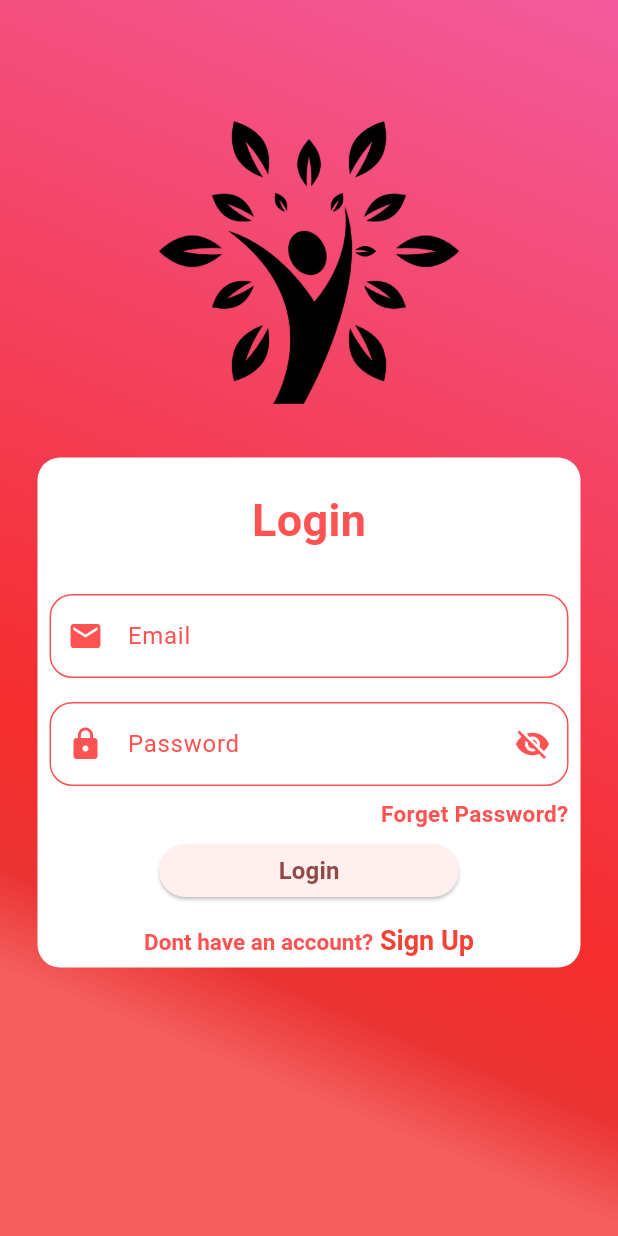
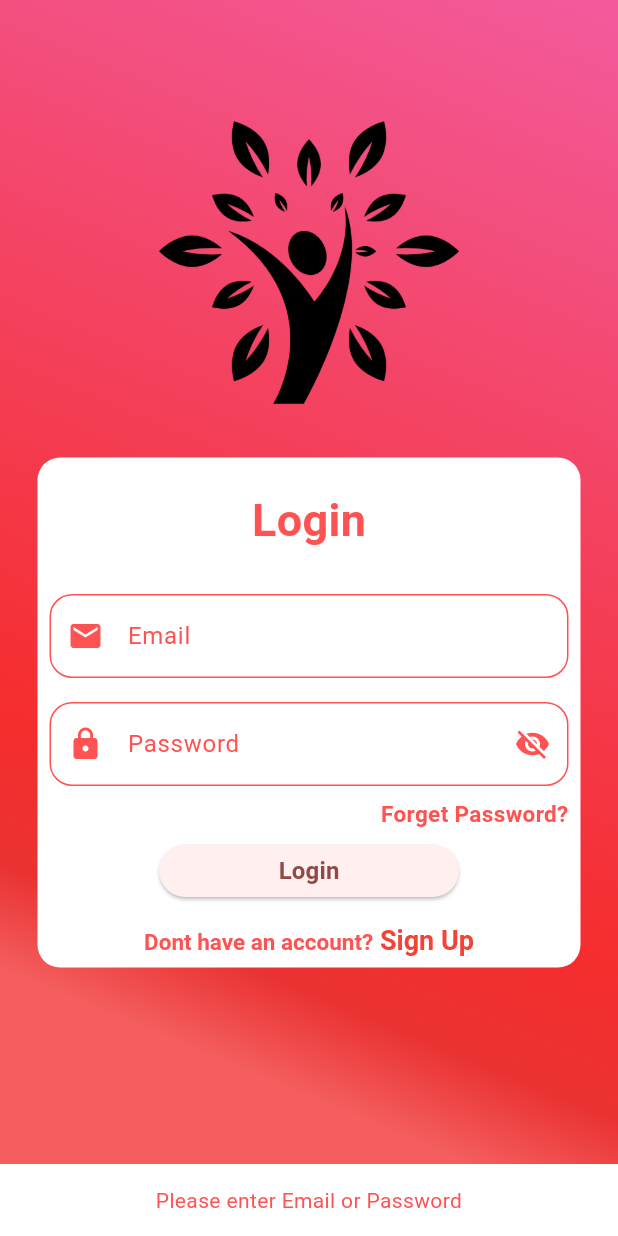
Before and after one commit to SaadAkram200/API_Work, a Flutter app: the signInScreen screen opened directly, after a tap on "Login", on a phone screen of 412 x 824 dp. Run offline on Flutter 3.47's test engine with Material 2 defaults, Android fonts, the phone set to English and light mode, and no system bars; our stand-ins replace cloud_firestore, firebase_auth, firebase_core, firebase_storage, geocoding, google_maps_flutter and 1 more; accounts and stored records are empty.

Commit message:
setup the firebase auth for new user and saved its data into firebase firestore.

```diff
--- a/first_app/lib/screens/home_screen.dart
+++ b/first_app/lib/App/home_screen.dart
@@ -2,17 +2,13 @@ import 'package:flutter/material.dart';
 
 import '../widgets/reuseable_widgets.dart';
 
-void main() {
-  runApp(MyApp());
+class HomeScreen extends StatefulWidget {
+
+  @override
+  State<HomeScreen> createState() => _HomeScreenState();
 }
 
-class MyApp extends StatefulWidget {
-
-  @override
-  State<MyApp> createState() => _MyAppState();
-}
-
-class _MyAppState extends State<MyApp> {
+class _HomeScreenState extends State<HomeScreen> {
   TextEditingController _fnameTextcontroller=TextEditingController();
 
   TextEditingController _lnameTextcontroller=TextEditingController();
--- a/first_app/lib/App/signin_screen.dart
+++ b/first_app/lib/App/signin_screen.dart
@@ -1,3 +1,5 @@
+import 'package:firebase_auth/firebase_auth.dart';
+import 'package:first_app/App/home_screen.dart';
 import 'package:first_app/widgets/reuseable_widgets.dart';
 import 'package:flutter/gestures.dart';
 import 'package:flutter/material.dart';
@@ -5,10 +7,46 @@ import 'package:flutter/material.dart';
 class signInScreen extends StatefulWidget {
   @override
   State<StatefulWidget> createState() => _signInScreen();
-
 }
 
-class _signInScreen extends State<signInScreen>{
+class _signInScreen extends State<signInScreen> {
+
+  //Sign in function
+  Future signIn() async {
+
+    // checking if Textfields are empty
+    if (_emailTextcontroller.text == "" || _passwordTextcontroller.text == "") {
+      ScaffoldMessenger.of(context).showSnackBar(SnackBar(
+        duration: Duration(seconds: 2),
+        content: Text(
+          'Please enter Email or Password',
+          textAlign: TextAlign.center,
+          style: TextStyle(color: Colors.redAccent),
+        ),
+        backgroundColor: Colors.white,
+      ));
+    } else {
+      try {
+        await FirebaseAuth.instance.signInWithEmailAndPassword(
+            email: _emailTextcontroller.text,
+            password: _passwordTextcontroller.text);
+        Navigator.push(
+            context, MaterialPageRoute(builder: (context) => HomeScreen()));
+      } catch (e) {
+        ScaffoldMessenger.of(context).showSnackBar(SnackBar(
+          duration: Duration(seconds: 2),
+          content: Text(
+            'Incorrect Email or Password',
+            textAlign: TextAlign.center,
+            style: TextStyle(color: Colors.redAccent),
+          ),
+          backgroundColor: Colors.white,
+        ));
+      }
+    }
+  }
+
+  //text controllers
   TextEditingController _emailTextcontroller = TextEditingController();
   TextEditingController _passwordTextcontroller = TextEditingController();
 
@@ -36,15 +74,14 @@ class _signInScreen extends State<signInScreen>{
         // ),
         backgroundColor: Colors.transparent,
 
-
         body: SingleChildScrollView(
           child: Padding(
-            padding: const EdgeInsets.fromLTRB(25,25,25,0),
+            padding: const EdgeInsets.fromLTRB(25, 25, 25, 0),
             child: Column(
               children: [
                 //Logo
                 Padding(
-                  padding: const EdgeInsets.fromLTRB(0,50,0,30),
+                  padding: const EdgeInsets.fromLTRB(0, 50, 0, 30),
                   child: SizedBox(
                       width: 200,
                       height: 200,
@@ -56,21 +93,22 @@ class _signInScreen extends State<signInScreen>{
                   decoration: BoxDecoration(
                     borderRadius: BorderRadius.circular(15),
                     color: Colors.white,
-
                   ),
                   child: Column(
                     crossAxisAlignment: CrossAxisAlignment.center,
                     children: [
-
                       //Page name
                       Padding(
-                        padding: const EdgeInsets.fromLTRB(0,20,0,20),
-                        child: Text('Login',
+                        padding: const EdgeInsets.fromLTRB(0, 20, 0, 20),
+                        child: Text(
+                          'Login',
                           style: TextStyle(
                               fontSize: 30,
                               fontWeight: FontWeight.bold,
-                          color: Colors.redAccent),),
+                              color: Colors.redAccent),
                         ),
+                      ),
+
                       //Email TextFiled
                       reusableTextFields(
                           icon: Icons.mail,
@@ -89,24 +127,33 @@ class _signInScreen extends State<signInScreen>{
                       Align(
                         alignment: Alignment.centerRight,
                         child: Padding(
-                          padding: const EdgeInsets.fromLTRB(0,0,8,0),
-                          child: Text('Forget Password?',
+                          padding: const EdgeInsets.fromLTRB(0, 0, 8, 0),
+                          child: Text(
+                            'Forget Password?',
                             style: TextStyle(
                                 fontSize: 15,
                                 fontWeight: FontWeight.bold,
-                              color: Colors.redAccent),),
+                                color: Colors.redAccent),
+                          ),
                         ),
                       ),
 
                       // Login Button
                       Padding(
-                          padding: const EdgeInsets.fromLTRB(0,10,0,10),
+                        padding: const EdgeInsets.fromLTRB(0, 10, 0, 10),
                         child: SizedBox(
                           width: 200,
                           height: 35,
                           child: ElevatedButton(
-                            onPressed: (){},
-                            child: Text('Login',style: TextStyle(fontSize: 16,fontWeight: FontWeight.bold),)),
+                              onPressed: () {
+
+                                signIn();
+                              },
+                              child: Text(
+                                'Login',
+                                style: TextStyle(
+                                    fontSize: 16, fontWeight: FontWeight.bold),
+                              )),
                         ),
                       ),
 
@@ -133,9 +180,6 @@ class _signInScreen extends State<signInScreen>{
                               ]),
                         ),
                       ),
-
-
-
                     ],
                   ),
                 ),
--- /dev/null
+++ b/first_app/lib/App/user_model.dart
@@ -0,0 +1,36 @@
+import 'package:cloud_firestore/cloud_firestore.dart';
+
+class UserModel{
+
+//late String id;
+  late String username, email, password, id;
+  String? image;
+  UserModel({
+    required this.username,
+    required this.email,
+    required this.password,
+    required this.image,
+  });
+
+  UserModel.fromMap(Map<String, dynamic>data)
+  {
+    id = data["id"];
+    username = data['username'];
+    email = data['email'];
+    password = data['password'];
+    image = data['image'];
+  }
+
+  Map<String, dynamic>toMap(){
+    return{
+      "id": id,
+      'username': username,
+      'email': email,
+      'password': password,
+      'image': image,
+      'timestamp': Timestamp.now(),
+
+    };
+  }
+
+}
--- a/first_app/lib/main.dart
+++ b/first_app/lib/main.dart
@@ -13,8 +13,7 @@ import 'package:firebase_core/firebase_core.dart';
 
 void main()async {
   WidgetsFlutterBinding.ensureInitialized();
-  await Firebase.initializeApp(options: DefaultFirebaseOptions.currentPlatform,
-  );
+  await Firebase.initializeApp(options: DefaultFirebaseOptions.currentPlatform,);
 
   runApp(const MyApp());
 }
--- a/first_app/lib/widgets/reuseable_widgets.dart
+++ b/first_app/lib/widgets/reuseable_widgets.dart
@@ -133,7 +133,8 @@ class _reusableTextFieldsState extends State<reusableTextFields> {
 
                       setState(() {
                          showPassword = !showPassword;
-                        // widget.obscureText =false;
+
+                         //widget.obscureText =false;
 
                       });
                     },
@@ -148,7 +149,7 @@ class _reusableTextFieldsState extends State<reusableTextFields> {
                           ),
                   )
                 : null),
-        obscureText: widget.obscureText,
+        obscureText: widget.obscureText? !showPassword: showPassword,
         controller: widget.controller,
       ),
     );
--- a/first_app/pubspec.yaml
+++ b/first_app/pubspec.yaml
@@ -42,8 +42,9 @@ dependencies:
   google_maps_flutter: ^2.5.0
   firebase_core: ^2.17.0
   cloud_firestore: ^4.9.3
-  firebase_storage: ^11.2.8
+  firebase_storage: ^11.4.0
   geocoding: ^2.1.1
+  firebase_auth: ^4.12.0
 
 dev_dependencies:
   flutter_test:
@@ -56,7 +57,7 @@ flutter_native_splash:
   web: true
 
   background_image: "assets/images/Background_Image.png"
-  image: "assets/images/Logo.png"
+  image: "assets/images/logo1.png"
 
 
   # The "flutter_lints" package below contains a set of recommended lints to
```
Also changed, not shown: first_app/lib/App/firestore_services.dart (added, +19 -0 lines), first_app/lib/App/signup_screen.dart (+75 -3 lines), first_app/lib/firestore.dart (+8 -8 lines), first_app/pubspec.lock, 3 other files. Lines whose indentation alone changed are shown as unchanged.
